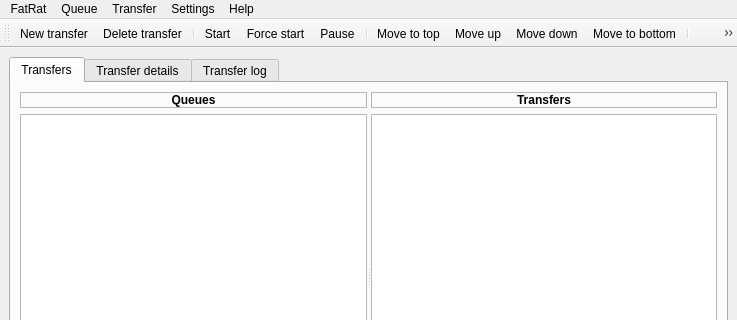
The window that MainWindow.ui (LubosD/fatrat) describes before a commit, drawn with Qt 5; both pictures show x 0 to 737 and y 0 to 320 of the 737 by 502 pixel window.
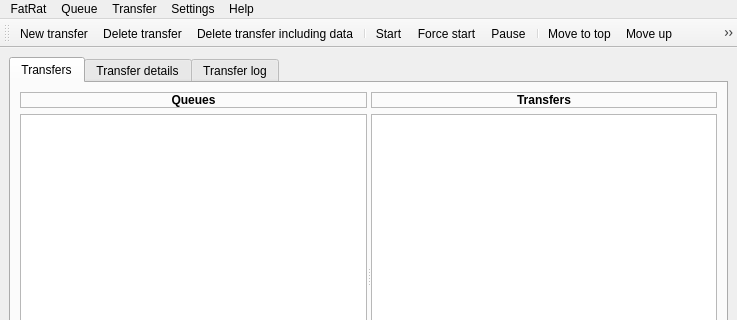
The same window after the commit. Icons and pictures are not drawn. Custom widgets are drawn as their Qt base class.

Commit message: - remove transfer including data function - torrents are stored into separate files - fixes

Patch:
```diff
--- a/MainWindow.ui
+++ b/MainWindow.ui
@@ -446,6 +446,7 @@
    </attribute>
    <addaction name="actionNewTransfer" />
    <addaction name="actionDeleteTransfer" />
+   <addaction name="actionDeleteTransferData" />
    <addaction name="separator" />
    <addaction name="actionResume" />
    <addaction name="actionForcedResume" />
@@ -677,6 +678,14 @@
     <string>Compute hash...</string>
    </property>
   </action>
+  <action name="actionDeleteTransferData" >
+   <property name="icon" >
+    <iconset resource="gfx/resources.qrc" >:/menu/delete_with_data.png</iconset>
+   </property>
+   <property name="text" >
+    <string>Delete transfer including data</string>
+   </property>
+  </action>
  </widget>
  <customwidgets>
   <customwidget>
```
Left out of the diff: 1 changed line with no effect on the pictures. The commit also changes 13 other files.
